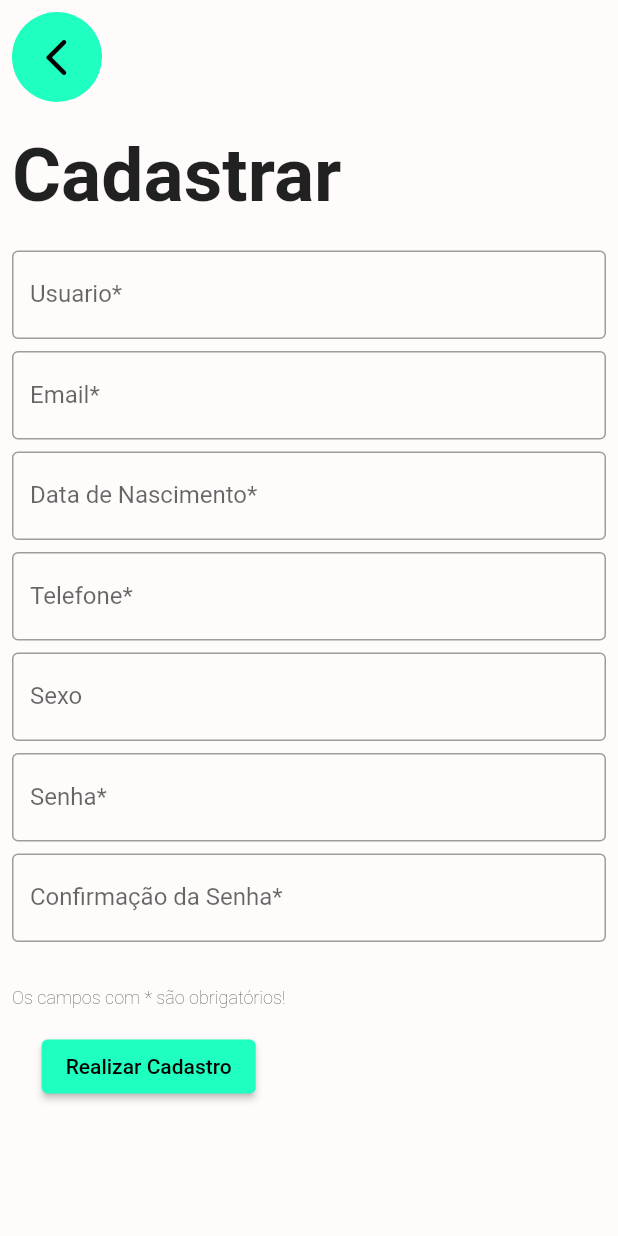
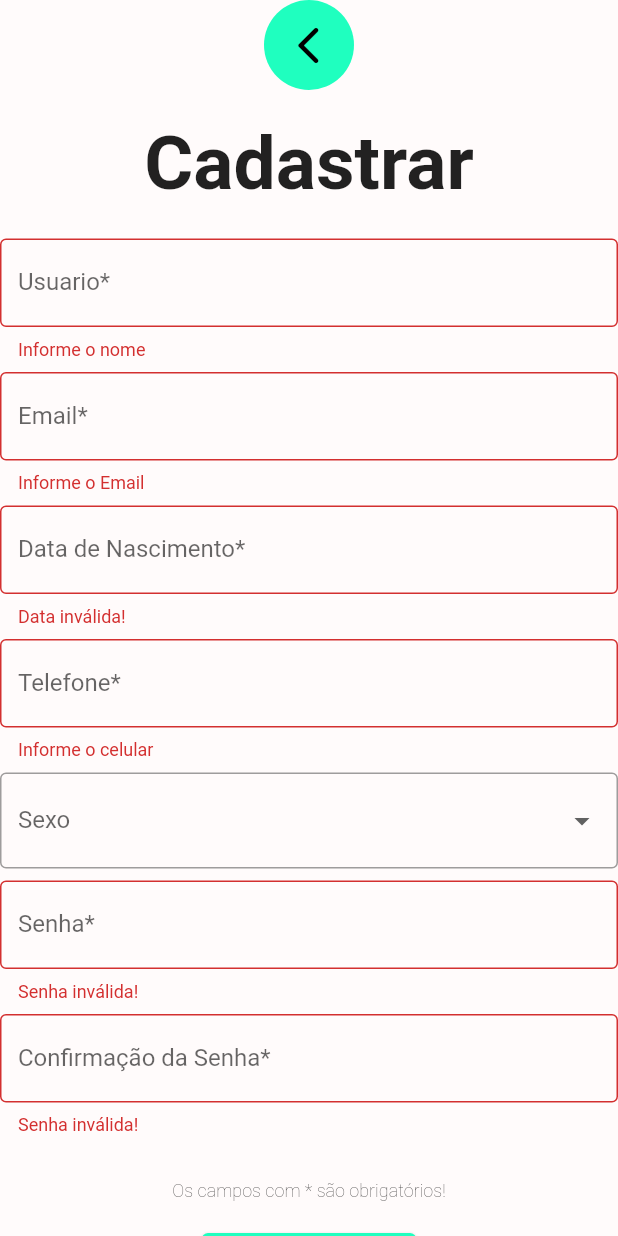
Before and after one commit to cefetmg-2022-psi-g2/QG-Frontend, a Flutter app: the CadastroUsuario screen opened by its route, after a tap on "Realizar Cadastro", on a phone screen of 412 x 824 dp. Run offline on Flutter 3.47's test engine with Material 2 defaults, Android fonts, the phone set to English and light mode, and no system bars; our stand-ins replace dio, shared_preferences; missing offline and left inert: shared_preferences_android; accounts and stored records are empty.

Commit message:
Verificação de usuário

```diff
--- /dev/null
+++ b/lib/models/amigos.dart
@@ -0,0 +1,9 @@
+class Amigos {
+
+  String nome_amigo;
+  String imagem_amigo;
+
+
+  Amigos({required this.nome_amigo, required this.imagem_amigo});
+
+}
--- a/lib/pages/qg_realizar_pedido.dart
+++ b/lib/pages/qg_realizar_pedido.dart
@@ -20,8 +20,7 @@ class RealizarPedido extends StatelessWidget {
     return SafeArea(
       child: Scaffold(
         backgroundColor: Color.fromARGB(255, 255, 251, 251),
-        body: Padding(
-          padding: const EdgeInsets.all(8.0),
+        body: Form(
           child: SingleChildScrollView(
             child: Column(
               mainAxisSize: MainAxisSize.min,
--- a/lib/pages/qg_tela_cadastro.dart
+++ b/lib/pages/qg_tela_cadastro.dart
@@ -3,20 +3,28 @@ import 'package:flutter/src/foundation/key.dart';
 import 'package:flutter/src/widgets/framework.dart';
 
 class CadastroUsuario extends StatelessWidget {
-  const CadastroUsuario({Key? key}) : super(key: key);
+  final GlobalKey<FormState> _formKey = new GlobalKey();
+  bool _validate = false;
+
+  String sexoValue = 'Masculino';
+  String senha = '';
 
   @override
   Widget build(BuildContext context) {
 
+
+
+
+
+
+
     return SafeArea(
       child: Scaffold(
         backgroundColor: Color.fromARGB(255, 255, 251, 251),
-        body: Padding(
-          padding: const EdgeInsets.all(8.0),
+        body: Form(
+          key: _formKey,
           child: SingleChildScrollView(
             child: Column(
-              mainAxisSize: MainAxisSize.min,
-              crossAxisAlignment: CrossAxisAlignment.start,
               children: [
                 CircleAvatar(
                   radius: 30,
@@ -40,56 +48,109 @@ class CadastroUsuario extends StatelessWidget {
                   ),
                 ),
                 SizedBox(height: 20),
-                TextField(
+                TextFormField(
                   decoration: const InputDecoration(
                     border: OutlineInputBorder(),
                     labelText: "Usuario*",
                     hintText: "Ex.: Usuario12",
                   ),
+                  validator: (text){
+                    String patttern = r'[a-zA-Z][a-zA-Z0-9-_]';
+                    RegExp regExp = new RegExp(patttern);
+                    if (text == null || text.length == 0) {
+                      return "Informe o nome";
+                    } else if (!regExp.hasMatch(text)) {
+                       return "Insira caracteres válidos";
+                    }
+                  },
                 ),
                 SizedBox(height: 8),
-                TextField(
+                TextFormField(
                   decoration: const InputDecoration(
                     border: OutlineInputBorder(),
                     labelText: "Email*",
                   ),
+                  keyboardType: TextInputType.emailAddress,
+                  validator: (text){
+                    String pattern = r'^(([^<>()[\]\\.,;:\s@\"]+(\.[^<>()[\]\\.,;:\s@\"]+)*)|(\".+\"))@((\[[0-9]{1,3}\.[0-9]{1,3}\.[0-9]{1,3}\.[0-9]{1,3}\])|(([a-zA-Z\-0-9]+\.)+[a-zA-Z]{2,}))$';
+                    RegExp regExp = new RegExp(pattern);
+                    if (text == null || text.length == 0) {
+                      return "Informe o Email";
+                    } else if(!regExp.hasMatch(text)){
+                      return "Email inválido";
+                    }
+                  },
                 ),
                 SizedBox(height: 8),
-                TextField(
+                TextFormField(
                   decoration: const InputDecoration(
                     border: OutlineInputBorder(),
                     labelText: "Data de Nascimento*",
                   ),
+                  validator: (text){
+                    if(text == null ||(text.isEmpty)) return "Data inválida!";
+                  },
                 ),
                 SizedBox(height: 8),
-                TextField(
+                TextFormField(
                   decoration: const InputDecoration(
                     border: OutlineInputBorder(),
                     labelText: "Telefone*",
                   ),
+                  keyboardType: TextInputType.phone,
+                  validator: (text){
+                    String patttern = r'(^[0-9]*$)';
+                    RegExp regExp = new RegExp(patttern);
+                    if (text == null ||(text.isEmpty)) {
+                      return "Informe o celular";
+                    } else if(text.length != 11){
+                      return "O celular deve ter DDD e o dígito 9";
+                    }else if (!regExp.hasMatch(text)) {
+                      return "O número do celular so deve conter dígitos";
+                    }
+                  },
                 ),
                 SizedBox(height: 8),
-                TextField(
+                DropdownButtonFormField(
                   decoration: const InputDecoration(
                     border: OutlineInputBorder(),
                     labelText: "Sexo",
-                  ),
+                  ), items:  <String>['Masculino', 'Feminino', 'Outros'].map<DropdownMenuItem<String>>((String value) {
+                    return DropdownMenuItem<String>(
+                      value: value,
+                      child: Text(
+                        value,
+                        style: TextStyle(fontSize: 20),
+                      ),
+                    );
+                  }).toList(),
+                  onChanged: (String? newValue) {
+                    sexoValue = newValue!;
+                  }
                 ),
                 SizedBox(height: 8),
-                TextField(
+                TextFormField(
                   obscureText: true,
                   decoration: const InputDecoration(
                     border: OutlineInputBorder(),
                     labelText: 'Senha*',
                   ),
+                  validator: (text){
+                    if(text == null ||(text.isEmpty || text.length < 6)) return "Senha inválida!";
+                    else senha = text;
+                  }
                 ),
                 SizedBox(height: 8),
-                TextField(
+                TextFormField(
                   obscureText: true,
                   decoration: const InputDecoration(
                     border: OutlineInputBorder(),
                     labelText: 'Confirmação da Senha*',
                   ),
+                  validator: (text){
+                    if(text == null ||(text.isEmpty || text.length < 6)) return "Senha inválida!";
+                    else if(text != senha) return "Senhas não coincedem";
+                  }
                 ),
                 SizedBox(height: 30,),
                 Column(
@@ -108,8 +169,11 @@ class CadastroUsuario extends StatelessWidget {
                       style: ElevatedButton.styleFrom(
                         primary: Color(0xff1FFFBF),
                       ),
-                      onPressed: () {
+                      onPressed: (){
+                        print(_formKey);
+                        if(_formKey.currentState!.validate()){
 
+                        }
                       },
                       child: const Text(
                         'Realizar Cadastro',
```
Also changed, not shown: lib/pages/qg_amigos.dart (+43 -0 lines), lib/pages/qg_editar_dados.dart (+17 -18 lines), lib/pages/qg_tela_login.dart (+36 -16 lines), lib/widgets/card-amigos.dart (added, +70 -0 lines).
